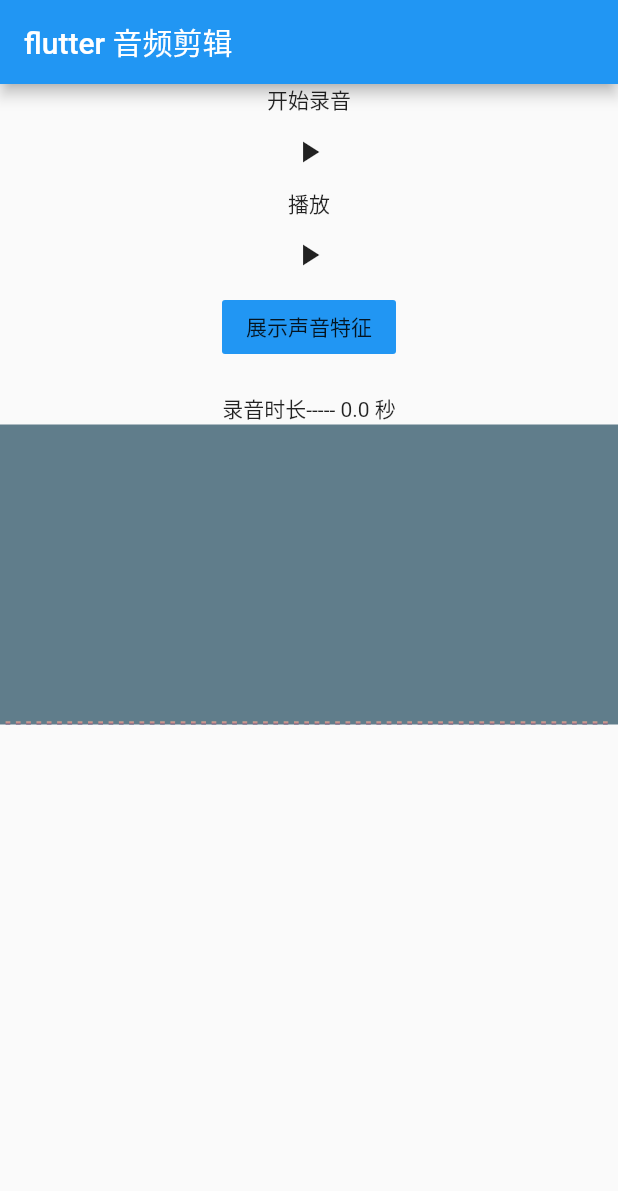
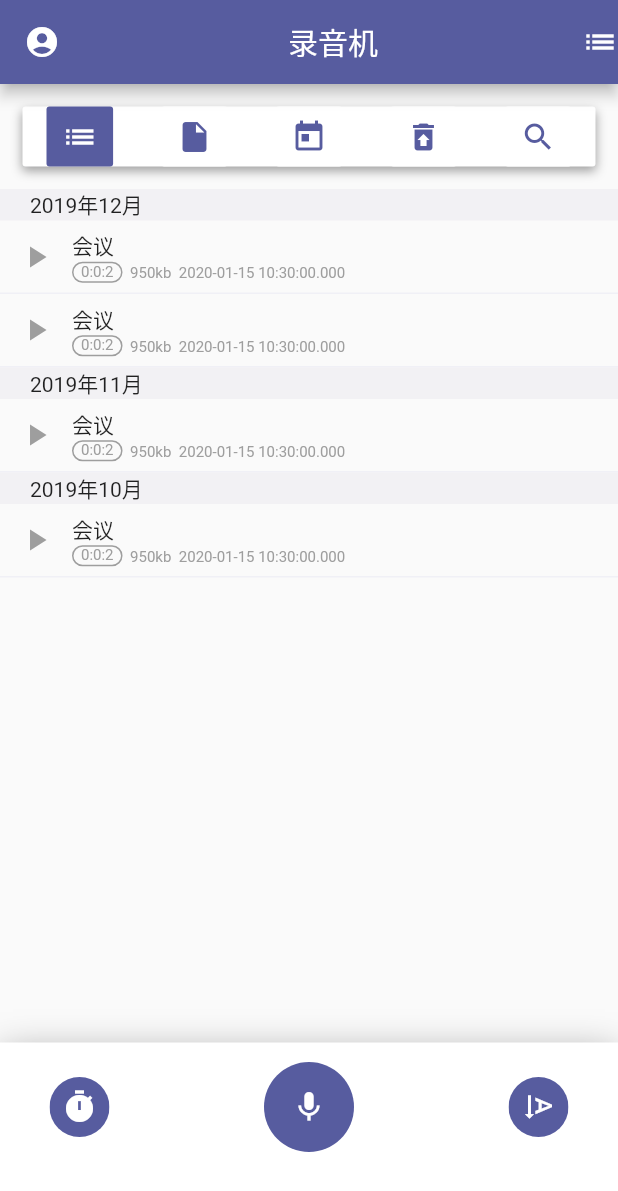
Before and after one commit to wyswill/dongdong_recorder, a Flutter app: the screen it shows after launch, on a phone screen of 412 x 824 dp. Shown: the top 1191 px of the screen. Run offline on Flutter 3.47's test engine with Material 2 defaults, Android fonts, the phone set to English and light mode, and no system bars; missing offline and left inert: flutter_ffmpeg, flutter_plugin_record.

Commit message:
样式更改、

```diff
--- a/lib/main.dart
+++ b/lib/main.dart
@@ -1,6 +1,6 @@
+import 'package:asdasd/pages/MainPage/MainPage.dart';
+import 'package:asdasd/router.dart';
 import 'package:flutter/material.dart';
-
-import 'pages/recroding.dart';
 
 void main() => runApp(MyApp());
 
@@ -8,29 +8,10 @@ class MyApp extends StatelessWidget {
   @override
   Widget build(BuildContext context) {
     return MaterialApp(
-      title: 'Flutter Demo',
-      theme: ThemeData(primarySwatch: Colors.blue),
-      home: MyHomePage(title: 'flutter 音频剪辑'),
+      title: '录音机', //87, 92, 159, 1
+      theme: ThemeData(primaryColor: Color.fromRGBO(87, 92, 159, 1)),
+      home: MainPage(),
+      onGenerateRoute: (RouteSettings settings) => generateRoute(settings),
     );
   }
 }
-
-class MyHomePage extends StatefulWidget {
-  MyHomePage({Key key, this.title}) : super(key: key);
-  final String title;
-
-  @override
-  _MyHomePageState createState() => _MyHomePageState();
-}
-
-class _MyHomePageState extends State<MyHomePage> {
-  @override
-  Widget build(BuildContext context) {
-    return Scaffold(
-      appBar: AppBar(
-        title: Text(widget.title),
-      ),
-      body: Recroding(),
-    );
-  }
-}
--- a/lib/pages/FFT.dart
+++ /dev/null
@@ -1,26 +0,0 @@
-import 'dart:typed_data';
-
-///FFT 快速傅里叶变换
-class FFT {
-  static Future<List<int>> fft(Uint8List data, double endeTime) async {
-    Set<int> set = Set();
-    List<int> res = [];
-    List<int> riff = data.sublist(0, 12).toList();
-    List<int> _data = data.skip(44).toList();
-    print(endeTime);
-
-    /// 每8个bit 做一个踩点
-    int bitWidth = 8;
-    for (int i = 0; i < _data.length; i += bitWidth) {
-      int right = i + 8;
-      if (right >= _data.length) right = _data.length;
-      List<int> temp = _data.getRange(i, right).toList();
-
-      ///每8个bit取一次平均值
-      int avreg = temp.reduce((curent, next) => curent + next);
-//      res.add((avreg / temp.length).floor());
-      res.add((avreg / temp.length).floor());
-    }
-    return res;
-  }
-}
--- a/lib/pages/FixedSizeLayoutDelegate.dart
+++ /dev/null
@@ -1,20 +0,0 @@
-import 'package:flutter/material.dart';
-
-class FixedSizeLayoutDelegate extends SingleChildLayoutDelegate {
-  FixedSizeLayoutDelegate(this.size);
-
-  final Size size;
-
-  @override
-  Size getSize(BoxConstraints constraints) => size;
-
-  @override
-  BoxConstraints getConstraintsForChild(BoxConstraints constraints) {
-    return new BoxConstraints.tight(size);
-  }
-
-  @override
-  bool shouldRelayout(FixedSizeLayoutDelegate oldDelegate) {
-    return size != oldDelegate.size;
-  }
-}
--- /dev/null
+++ b/lib/pages/MainPage/MainPage.dart
@@ -0,0 +1,178 @@
+import 'package:asdasd/pages/list/list.dart';
+import 'package:flutter/material.dart';
+
+class MainPage extends StatefulWidget {
+  @override
+  _MainPageState createState() => _MainPageState();
+}
+
+class _MainPageState extends State<MainPage>
+    with SingleTickerProviderStateMixin {
+  List<Map> menus = [
+    {
+      "icon": Icon(Icons.list),
+      "router": 'list',
+      "isActive": false,
+      "widget": RecrodingList()
+    },
+    {
+      "icon": Icon(Icons.insert_drive_file),
+      "router": 'list',
+      "isActive": false,
+      "widget": RecrodingList()
+    },
+    {
+      "icon": Icon(Icons.today),
+      "router": 'list',
+      "isActive": false,
+      "widget": RecrodingList()
+    },
+    {
+      "icon": Icon(Icons.restore_from_trash),
+      "router": 'list',
+      "isActive": false,
+      "widget": RecrodingList()
+    },
+    {
+      "icon": Icon(Icons.search),
+      "router": 'list',
+      "isActive": false,
+      "widget": RecrodingList()
+    },
+  ];
+  TabController tabController;
+
+  ///菜单item
+  Widget buildMeneuItem(Widget icon, String routers, bool isActive, int index) {
+    return Container(
+      decoration: BoxDecoration(
+        color: isActive ? Theme.of(context).primaryColor : Colors.white,
+        borderRadius: BorderRadius.all(Radius.circular(2)),
+      ),
+      child: IconButton(
+        icon: icon,
+        color: isActive ? Colors.white : Theme.of(context).primaryColor,
+        onPressed: () {
+          if (this.menus[index]['isActive']) return;
+          setState(() {
+            tabController.animateTo(index);
+            this.menus[index]['isActive'] = true;
+            for (int i = 0; i < this.menus.length; i++) {
+              if (i == index) continue;
+              this.menus[i]['isActive'] = false;
+            }
+          });
+        },
+      ),
+    );
+  }
+
+  Widget setTab() {
+    return Container(
+      height: 40,
+      margin: EdgeInsets.all(15),
+      decoration: BoxDecoration(
+          color: Colors.white,
+          boxShadow: <BoxShadow>[
+            BoxShadow(color: Colors.grey, offset: Offset(0, 3), blurRadius: 5)
+          ],
+          borderRadius: BorderRadius.all(Radius.circular(2))),
+      child: TabBar(
+        controller: tabController,
+        indicatorWeight: 0.01,
+        tabs: List.generate(this.menus.length, (int index) {
+          Map e = this.menus[index];
+          return buildMeneuItem(e['icon'], e['router'], e['isActive'], index);
+        }),
+      ),
+    );
+  }
+
+  @override
+  void initState() {
+    super.initState();
+    menus[0]['isActive'] = true;
+    tabController = TabController(vsync: this, length: 5);
+    tabController.addListener(() {
+      setState(() {
+        this.menus[tabController.index]['isActive'] = true;
+        for (int i = 0; i < this.menus.length; i++) {
+          if (i == tabController.index) continue;
+          this.menus[i]['isActive'] = false;
+        }
+      });
+    });
+  }
+
+  @override
+  Widget build(BuildContext context) {
+    return Scaffold(
+      appBar: AppBar(
+        leading: Icon(Icons.account_circle),
+        title: Center(child: Text('录音机')),
+        actions: <Widget>[Icon(Icons.list)],
+      ),
+      body: Column(
+        children: <Widget>[
+          setTab(),
+          Expanded(
+            child: TabBarView(
+              controller: tabController,
+              children: List.generate(this.menus.length, (int index) {
+                Map curent = this.menus[index];
+                return curent['widget'];
+              }),
+            ),
+          )
+        ],
+      ),
+      bottomNavigationBar: Container(
+        padding: EdgeInsets.only(top: 13, bottom: 56, left: 33, right: 33),
+        decoration: BoxDecoration(color: Colors.white, boxShadow: <BoxShadow>[
+          BoxShadow(color: Colors.grey, offset: Offset(0, 7), blurRadius: 20)
+        ]),
+        child: Row(
+          mainAxisAlignment: MainAxisAlignment.spaceBetween,
+          children: <Widget>[
+            ClipOval(
+              child: Container(
+                width: 40,
+                height: 40,
+                color: Theme.of(context).primaryColor,
+                child: IconButton(
+                  color: Colors.white,
+                  icon: Icon(Icons.timer),
+                  onPressed: () {},
+                ),
+              ),
+            ),
+            ClipOval(
+              child: Container(
+                width: 60,
+                height: 60,
+                color: Theme.of(context).primaryColor,
+                child: IconButton(
+                  color: Colors.white,
+                  icon: Icon(Icons.mic),
+                  onPressed: () {},
+                ),
+              ),
+            ),
+            ClipOval(
+              child: Container(
+                width: 40,
+                height: 40,
+                color: Theme.of(context).primaryColor,
+                child: IconButton(
+                  color: Colors.white,
+                  icon: Icon(Icons.text_rotation_down),
+                  onPressed: () {},
+                ),
+              ),
+            ),
+          ],
+        ),
+      ),
+    );
+  }
+}
--- /dev/null
+++ b/lib/pages/list/list.dart
@@ -0,0 +1,160 @@
+import 'package:flutter/cupertino.dart';
+import 'package:flutter/material.dart';
+
+class RecrodingList extends StatefulWidget {
+  RecrodingList({this.key, this.arguments}) : super(key: key);
+  final key;
+  final arguments;
+
+  @override
+  _RecrodingListState createState() => _RecrodingListState();
+}
+
+class _RecrodingListState extends State<RecrodingList> {
+  Map datas = {
+    "2019年12月": [
+      {
+        'title': "会议",
+        "rectimg": 2000,
+        "fileSize": "950kb",
+        'lastDate': DateTime.now().toLocal().toString(),
+        'filePath': 'asdasdds'
+      },
+      {
+        'title': "会议",
+        "rectimg": 2000,
+        "fileSize": "950kb",
+        'lastDate': DateTime.now().toLocal().toString(),
+        'filePath': 'asdasdds'
+      },
+    ],
+    "2019年11月": [
+      {
+        'title': "会议",
+        "rectimg": 2000,
+        "fileSize": "950kb",
+        'lastDate': DateTime.now().toLocal().toString(),
+        'filePath': 'asdasdds'
+      }
+    ],
+    "2019年10月": [
+      {
+        'title': "会议",
+        "rectimg": 2000,
+        "fileSize": "950kb",
+        'lastDate': DateTime.now().toLocal().toString(),
+        'filePath': 'asdasdds'
+      }
+    ],
+  };
+  List dataKeys = [];
+  TextStyle textStyle = TextStyle(fontSize: 10, color: Colors.grey);
+
+  @override
+  void initState() {
+    super.initState();
+    dataKeys = datas.keys.toList();
+  }
+
+  @override
+  Widget build(BuildContext context) {
+    return Container(
+      child: CustomScrollView(
+        slivers: List.generate(this.dataKeys.length, (int index) {
+          return buildRecrodingItem(index);
+        }),
+      ),
+    );
+  }
+
+  ///每组录音数据样式
+  Widget buildRecrodingItem(int index) {
+    String curnetKey = dataKeys[index];
+    List curentRecrodingFiles = this.datas[curnetKey];
+    return SliverToBoxAdapter(
+      child: Column(
+        children: <Widget>[
+          Container(
+            width: MediaQuery.of(context).size.width,
+            padding: EdgeInsets.only(left: 20),
+            color: Color.fromRGBO(242, 241, 244, 1),
+            child: Text(curnetKey),
+          ),
+          Column(
+            children: List.generate(curentRecrodingFiles.length, (int ind) {
+              Map curentFile = curentRecrodingFiles[ind];
+              return recrodingFileItems(curentFile: curentFile);
+            }),
+          )
+        ],
+      ),
+    );
+  }
+
+  ///每个单个的录音文件样式
+  Widget recrodingFileItems({Map curentFile}) {
+    Duration duration = Duration(milliseconds: curentFile['rectimg']);
+    return Container(
+      decoration: BoxDecoration(
+        border: Border(
+          bottom: BorderSide(width: 1, color: Color.fromRGBO(240, 240, 246, 1)),
+        ),
+      ),
+      child: Row(
+        children: <Widget>[
+          Container(
+            child: IconButton(
+              icon: Icon(Icons.play_arrow, color: Colors.grey),
+              onPressed: () {
+                playRecroding(curentFile: curentFile);
+              },
+            ),
+          ),
+          Column(
+            crossAxisAlignment: CrossAxisAlignment.start,
+            children: <Widget>[
+              Row(children: <Widget>[
+                Text(
+                  curentFile['title'],
+                  style: TextStyle(fontSize: 14),
+                )
+              ]),
+              Row(
+                crossAxisAlignment: CrossAxisAlignment.end,
+                mainAxisAlignment: MainAxisAlignment.spaceBetween,
+                mainAxisSize: MainAxisSize.max,
+                children: <Widget>[
+                  Container(
+                    padding: EdgeInsets.symmetric(horizontal: 5),
+                    decoration: BoxDecoration(
+                        border: Border.all(color: Colors.grey, width: 1),
+                        borderRadius: BorderRadius.all(Radius.circular(10))),
+                    child: Text(
+                      "${duration.inHours}:${duration.inMinutes}:${duration.inSeconds}",
+                      style: textStyle,
+                    ),
+                  ),
+                  Container(
+                    margin: EdgeInsets.symmetric(horizontal: 5),
+                    child: Text(
+                      curentFile['fileSize'],
+                      style: textStyle,
+                    ),
+                  ),
+                  Container(
+                    child: Text(
+                      curentFile['lastDate'],
+                      style: textStyle,
+                    ),
+                  )
+                ],
+              )
+            ],
+          )
+        ],
+      ),
+    );
+  }
+
+  void playRecroding({Map curentFile}) {}
+}
--- a/lib/pages/mycanvas.dart
+++ b/lib/pages/mycanvas.dart
@@ -1,12 +1,13 @@
 import 'package:flutter/material.dart';
 
 class MyCanvas extends CustomPainter {
-  MyCanvas(this.canvasData);
+  MyCanvas(this.canvasData, this.recriodingTime);
 
+  final double recriodingTime;
   final List<double> canvasData;
 
   // ignore: non_constant_identifier_names
-  int columns_count = 60;
+  int columns_count = 100;
 
   @override
   void paint(Canvas canvas, Size size) {
@@ -22,17 +23,18 @@ class MyCanvas extends CustomPainter {
       Color.fromRGBO(248, 177, 149, 1)
     ], begin: Alignment.bottomCenter, end: Alignment.topCenter);
     // 每个柱子的宽度
-    double columnWidth = size.width / columns_count;
+    double columnWidth = (size.width / columns_count);
     // 幅度比例
     double step = size.height / 250;
     // 挨个画频谱柱子
+//    print(recriodingTime);
     for (int i = 0; i < columns_count; i++) {
       double volume = 2.0;
       if (canvasData != null) {
         volume = canvasData[i] * step;
       }
-      Rect column = Rect.fromLTWH(
-          columnWidth * i, size.height - volume, columnWidth - 10, volume);
+      Rect column = Rect.fromLTWH(columnWidth * i, (size.height - volume) / 2,
+          columnWidth.ceil().toDouble(), volume);
       canvas.save();
       canvas.drawRect(column, Paint()..shader = gradient.createShader(column));
       canvas.restore();
--- a/lib/pages/recroding.dart
+++ b/lib/pages/recroding.dart
@@ -1,7 +1,4 @@
 import 'dart:io';
-import 'dart:math';
-import 'dart:typed_data';
-
 import 'package:asdasd/pages/showSoung.dart';
 import 'package:flutter/material.dart';
 import 'package:flutter/services.dart';
@@ -21,8 +18,7 @@ class _RecrodingState extends State<Recroding> {
   List<String> paths = [];
   List<double> recrodingData;
   GlobalKey<ShowSounState> key = GlobalKey();
-  double left = 0,
-      right = 60;
+  double left = 0, right = 60;
   double audioTimeLength = 0;
   MethodChannel channel = const MethodChannel("com.lanwanhudong");
   var overlayEntry;
@@ -34,7 +30,7 @@ class _RecrodingState extends State<Recroding> {
     super.initState();
     flutterPluginRecord.init();
     flutterPluginRecord.responseFromInit.listen(responseFromInitListen);
-    flutterPluginRecord.response.listen(StrartRecroding);
+    flutterPluginRecord.response.listen(strartRecroding);
   }
 
   ///初始化回调监听
@@ -46,7 +42,7 @@ class _RecrodingState extends State<Recroding> {
   }
 
   ///播放或暂停
-  StartOrStop() {
+  startOrStop() {
     if (statu)
       flutterPluginRecord.stop();
     else {
@@ -59,7 +55,7 @@ class _RecrodingState extends State<Recroding> {
   }
 
   ///始录制停止录制监听
-  StrartRecroding(RecordResponse data) {
+  strartRecroding(RecordResponse data) {
     if (data.msg == "onStop") {
       setState(() {
         filepath = data.path;
@@ -82,10 +78,8 @@ class _RecrodingState extends State<Recroding> {
 
   ///将数字音频信号转换成毫秒位单位的值
   Future<List> transfrom(List data) async {
-    double recrodingtime = (data.length / 8000) * 100,
-        temp = 0;
-    int flag = (data.length / recrodingtime).floor(),
-        stp = 0;
+    double recrodingtime = (data.length / 8000) * 100, temp = 0;
+    int flag = (data.length / recrodingtime).floor(), stp = 0;
     List<double> res = [];
     print("音频时长:$recrodingtime ms");
     setState(() {
@@ -109,7 +103,7 @@ class _RecrodingState extends State<Recroding> {
     double ofs = offset.floorToDouble();
     List<double> newList;
     left += ofs;
-    right = (-left) + 60;
+    right = (-left) + 100;
     if (-left.floor() < 0) {
       left -= ofs;
       return;
@@ -135,16 +129,13 @@ class _RecrodingState extends State<Recroding> {
   @override
   Widget build(BuildContext context) {
     return Container(
-      width: MediaQuery
-          .of(context)
-          .size
-          .width,
+      width: MediaQuery.of(context).size.width,
       child: Column(
         children: <Widget>[
           Text(statu ? "结束录音" : "开始录音"),
           IconButton(
             icon: Icon(statu ? Icons.stop : Icons.play_arrow),
-            onPressed: StartOrStop,
+            onPressed: startOrStop,
           ),
           Text("播放"),
           IconButton(
@@ -170,7 +161,7 @@ class _RecrodingState extends State<Recroding> {
               double offset = e.delta.dx;
               recrodingOffset(offset);
             },
-            child: ShowSoun(key: key),
+            child: ShowSoun(key: key, recriodingTime: this.audioTimeLength),
           ),
         ],
       ),
--- a/lib/pages/showSoung.dart
+++ b/lib/pages/showSoung.dart
@@ -3,17 +3,17 @@ import 'package:flutter/material.dart';
 import 'mycanvas.dart';
 
 class ShowSoun extends StatefulWidget {
-  ShowSoun({this.key}) : super(key: key);
+  ShowSoun({this.key, this.recriodingTime}) : super(key: key);
   final key;
+  final double recriodingTime;
 
   @override
   ShowSounState createState() => ShowSounState();
 }
 
 class ShowSounState extends State<ShowSoun> {
-  List<double> recrodingData, _cached;
+  List<double> recrodingData, cached;
   Offset offset;
-  int COLUMNS_COUNT = 50;
 
   setRecrodingData(List<double> data) {
     setState(() {
@@ -24,7 +24,7 @@ class ShowSounState extends State<ShowSoun> {
   @override
   void initState() {
     super.initState();
-    _cached = recrodingData;
+    cached = recrodingData;
   }
 
   @override
@@ -33,7 +33,7 @@ class ShowSounState extends State<ShowSoun> {
       width: MediaQuery.of(context).size.width,
       height: 200,
       child: CustomPaint(
-        painter: MyCanvas(recrodingData),
+        painter: MyCanvas(recrodingData, widget.recriodingTime),
       ),
     );
   }
--- /dev/null
+++ b/lib/router.dart
@@ -0,0 +1,28 @@
+import 'package:asdasd/pages/list/list.dart';
+import 'package:flutter/material.dart';
+
+Map routes = {
+  "/RecrodingList": (context, {arguments}) =>
+      RecrodingList(arguments: arguments),
+};
+
+generateRoute(RouteSettings settings) {
+  // 统一处理
+  final String name = settings.name;
+  final Function pageContentBuilder = routes[name];
+  if (pageContentBuilder != null) {
+    if (settings.arguments != null) {
+      final Route route = MaterialPageRoute(
+        builder: (context) => pageContentBuilder(
+          context,
+          arguments: settings.arguments,
+        ),
+      );
+      return route;
+    } else {
+      final Route route =
+          MaterialPageRoute(builder: (context) => pageContentBuilder(context));
+      return route;
+    }
+  }
+}
```
